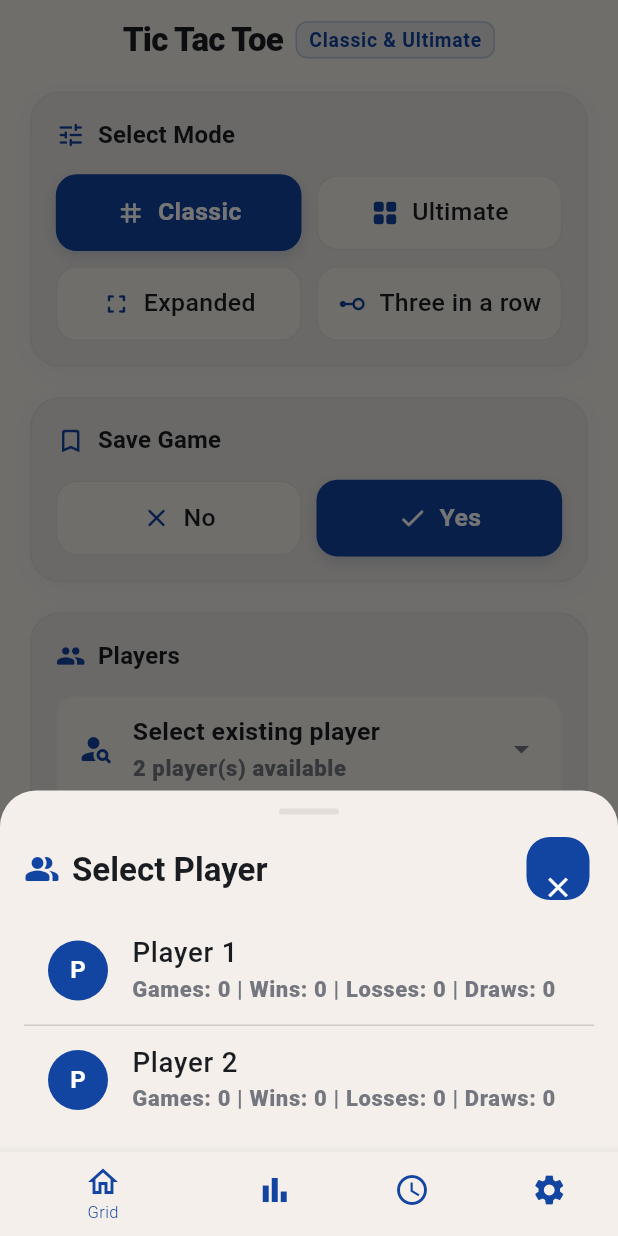
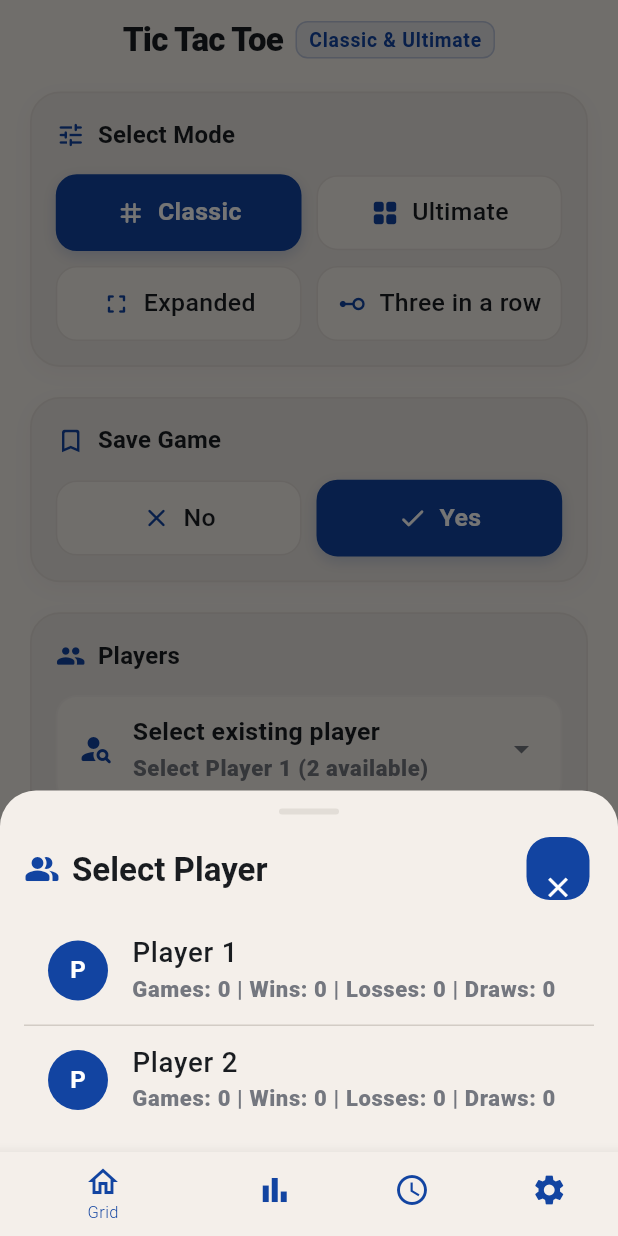
Before and after one commit to IbroximAxmadjonov/Tic-Tac-Toe-Classic-Ultimate, a Flutter app: the screen it shows after launch, after a tap on "Yes", after a tap on "Select existing player", on a phone screen of 412 x 824 dp. Run offline on Flutter 3.47's test engine with Material 3 defaults, Android fonts, the light colour scheme and no system bars; our stand-ins replace dartz, drift, drift_flutter, equatable, flutter_bloc, flutter_screenutil and 6 more; missing offline and left inert: slang; accounts and stored records are empty; generated files the repository leaves out were written again; Roboto replaces fonts that are missing (Gilroy).

Commit message:
done: select_or_create_player_widget.dart version 1, plans: fix grid_before_the_game_starts_view.dart, add save playing game, add assets for X and O, add themes

```diff
--- a/lib/presentation/widgets/main/select_or_create_player_widget.dart
+++ b/lib/presentation/widgets/main/select_or_create_player_widget.dart
@@ -33,8 +33,7 @@ class SelectOrCreatePlayerWidget extends StatelessWidget {
   /// Список существующих игроков (PlayerEntity)
   final List<PlayerEntity> players;
 
-  /// Текущий выбранный игрок из списка (если выбран)
-  // final PlayerEntity? selectedPlayer;
+  /// Множество выбранных игроков
   final Set<PlayerEntity> selectedPlayers;
 
   /// Коллбэк при выборе игрока из списка
@@ -52,20 +51,48 @@ class SelectOrCreatePlayerWidget extends StatelessWidget {
   /// Коллбэк при изменении имени игрока 2
   final ValueChanged<String>? onPlayer2NameChanged;
 
+  /// Коллбэк при очистке имени игрока 1
+  final VoidCallback? onClearPlayer1;
+
+  /// Коллбэк при очистке имени игрока 2
+  final VoidCallback? onClearPlayer2;
+
   const SelectOrCreatePlayerWidget({
     super.key,
     this.players = const [],
-    // this.selectedPlayer,
     this.selectedPlayers = const {},
     this.onPlayerSelected,
     this.player1Controller,
     this.player2Controller,
     this.onPlayer1NameChanged,
     this.onPlayer2NameChanged,
+    this.onClearPlayer1,
+    this.onClearPlayer2,
   });
 
+  bool _isPlayerAlreadySelected(PlayerEntity player) {
+    final p1Text = player1Controller?.text.trim().toLowerCase() ?? '';
+    final p2Text = player2Controller?.text.trim().toLowerCase() ?? '';
+    final targetName = player.name.trim().toLowerCase();
+
+    final matchesController =
+        (p1Text.isNotEmpty && p1Text == targetName) ||
+        (p2Text.isNotEmpty && p2Text == targetName);
+
+    final inSelectedSet = selectedPlayers.any(
+      (p) =>
+          identical(p, player) ||
+          (p.id != null && player.id != null && p.id == player.id) ||
+          p.name.trim().toLowerCase() == targetName,
+    );
+
+    return matchesController || inSelectedSet;
+  }
+
   void _showPlayersDialog(BuildContext context) {
-    if (players.isEmpty) return;
+    final isP1Filled = player1Controller?.text.trim().isNotEmpty ?? false;
+    final isP2Filled = player2Controller?.text.trim().isNotEmpty ?? false;
+    if (players.isEmpty || (isP1Filled && isP2Filled)) return;
 
     final theme = Theme.of(context);
     final colorScheme = theme.colorScheme;
@@ -123,11 +150,17 @@ class SelectOrCreatePlayerWidget extends StatelessWidget {
                     separatorBuilder: (_, _) => const Divider(height: 1),
                     itemBuilder: (context, index) {
                       final player = players[index];
+                      final isSelected = _isPlayerAlreadySelected(player);
 
                       return ListTile(
+                        enabled: !isSelected,
                         leading: CircleAvatar(
-                          backgroundColor: colorScheme.primaryContainer,
-                          foregroundColor: colorScheme.onPrimaryContainer,
+                          backgroundColor: isSelected
+                              ? colorScheme.surfaceContainerHighest
+                              : colorScheme.primaryContainer,
+                          foregroundColor: isSelected
+                              ? theme.disabledColor
+                              : colorScheme.onPrimaryContainer,
                           child: Text(
                             player.name.isNotEmpty
                                 ? player.name[0].toUpperCase()
@@ -137,25 +170,29 @@ class SelectOrCreatePlayerWidget extends StatelessWidget {
                         ),
                         title: Text(
                           player.name,
-                          style: TextStyle(fontWeight: FontWeight.w500),
+                          style: TextStyle(
+                            fontWeight: FontWeight.w500,
+                            color: isSelected ? theme.disabledColor : null,
+                          ),
                         ),
                         subtitle: Text(
-                          'Games: ${player.games} | Wins: ${player.wins} | Losses: ${player.losses} | Draws: ${player.draws}',
+                          isSelected
+                              ? 'Already selected'
+                              : 'Games: ${player.games} | Wins: ${player.wins} | Losses: ${player.losses} | Draws: ${player.draws}',
                           style: theme.textTheme.bodySmall?.copyWith(
-                            color: colorScheme.onSurfaceVariant,
+                            color: isSelected
+                                ? theme.disabledColor
+                                : colorScheme.onSurfaceVariant,
                           ),
                         ),
-                        trailing: selectedPlayers.contains(player)
+                        trailing: isSelected
                             ? Icon(Icons.check_circle, color: colorScheme.primary)
                             : null,
-                        onTap: () {
-                          if (selectedPlayers.contains(player)) return;
+                        onTap: isSelected
+                            ? null
+                            : () {
                                 Navigator.of(sheetContext).pop();
                                 onPlayerSelected?.call(player);
-                          selectedPlayers.add(player);
-
-                          // // --- BLOC INTEGRATION (TODO: connect with Bloc) ---
-                          // // context.read<PlayerBloc>().add(SelectPlayerEvent(player));
                               },
                       );
                     },
@@ -175,6 +212,30 @@ class SelectOrCreatePlayerWidget extends StatelessWidget {
     final colorScheme = theme.colorScheme;
     final hasPlayers = players.isNotEmpty;
 
+    final controllersListenable = Listenable.merge([
+      ?player1Controller,
+      ?player2Controller,
+    ]);
+
+    return AnimatedBuilder(
+      animation: controllersListenable,
+      builder: (context, _) {
+        final isP1Filled = player1Controller?.text.trim().isNotEmpty ?? false;
+        final isP2Filled = player2Controller?.text.trim().isNotEmpty ?? false;
+        final isBothPlayersFilled = isP1Filled && isP2Filled;
+        final canSelect = hasPlayers && !isBothPlayersFilled;
+
+        String subtitleText;
+        if (!hasPlayers) {
+          subtitleText = 'Player list is empty';
+        } else if (isBothPlayersFilled) {
+          subtitleText = 'Both players selected';
+        } else if (!isP1Filled) {
+          subtitleText = 'Select Player 1 (${players.length} available)';
+        } else {
+          subtitleText = 'Select Player 2 (${players.length} available)';
+        }
+
         return GridSectionCard(
           icon: Icons.group_rounded,
           title: 'Players',
@@ -183,35 +244,41 @@ class SelectOrCreatePlayerWidget extends StatelessWidget {
             children: [
               // ==================================================================
               // ЭЛЕМЕНТ 1: Выбор игрока из списка игроков (PlayerEntity).
-          // Если список пуст: цвет серый и элемент отключен.
-          // Если список не пуст: при нажатии открывается список игроков.
+              // Если список пуст или оба игрока заполнены: элемент отключен.
+              // Иначе: при нажатии открывается список игроков.
               // ==================================================================
               Material(
                 color: Colors.transparent,
                 child: InkWell(
-              onTap: hasPlayers ? () => _showPlayersDialog(context) : null,
+                  onTap: canSelect ? () => _showPlayersDialog(context) : null,
                   borderRadius: BorderRadius.circular(14),
                   child: AnimatedContainer(
                     duration: const Duration(milliseconds: 200),
                     padding: const EdgeInsets.symmetric(horizontal: 14, vertical: 12),
                     decoration: BoxDecoration(
-                  color: hasPlayers
+                      color: canSelect
                           ? colorScheme.surface
                           : colorScheme.surfaceContainerHighest.withAlpha(90),
                       borderRadius: BorderRadius.circular(14),
                       border: Border.all(
-                    color: colorScheme.outlineVariant.withAlpha(80),
+                        color: canSelect
+                            ? colorScheme.outlineVariant.withAlpha(80)
+                            : colorScheme.outlineVariant.withAlpha(40),
                         width: 1.2,
                       ),
                     ),
                     child: Row(
                       children: [
                         Icon(
-                      hasPlayers
-                          ? Icons.person_search_rounded
-                          : Icons.person_off_outlined,
+                          !hasPlayers
+                              ? Icons.person_off_outlined
+                              : isBothPlayersFilled
+                                  ? Icons.group_outlined
+                                  : Icons.person_search_rounded,
                           size: 24,
-                      color: hasPlayers ? colorScheme.primary : theme.disabledColor,
+                          color: canSelect
+                              ? colorScheme.primary
+                              : theme.disabledColor,
                         ),
                         const SizedBox(width: 12),
                         Expanded(
@@ -223,20 +290,18 @@ class SelectOrCreatePlayerWidget extends StatelessWidget {
                                 overflow: TextOverflow.ellipsis,
                                 style: theme.textTheme.bodyMedium?.copyWith(
                                   fontWeight: FontWeight.w600,
-                              color: hasPlayers
+                                  color: canSelect
                                       ? colorScheme.onSurface
                                       : theme.disabledColor,
                                 ),
                               ),
                               const SizedBox(height: 2),
                               Text(
-                            hasPlayers
-                                ? '${players.length} player(s) available'
-                                : 'Player list is empty',
+                                subtitleText,
                                 maxLines: 1,
                                 overflow: TextOverflow.ellipsis,
                                 style: theme.textTheme.bodySmall?.copyWith(
-                              color: hasPlayers
+                                  color: canSelect
                                       ? colorScheme.onSurfaceVariant
                                       : theme.disabledColor,
                                 ),
@@ -246,7 +311,7 @@ class SelectOrCreatePlayerWidget extends StatelessWidget {
                         ),
                         Icon(
                           Icons.arrow_drop_down,
-                      color: hasPlayers
+                          color: canSelect
                               ? colorScheme.onSurfaceVariant
                               : theme.disabledColor,
                         ),
@@ -264,13 +329,22 @@ class SelectOrCreatePlayerWidget extends StatelessWidget {
                 controller: player1Controller,
                 onChanged: (text) {
                   onPlayer1NameChanged?.call(text);
-              // // --- BLOC INTEGRATION (TODO: connect with Bloc) ---
-              // // context.read<PlayerBloc>().add(UpdatePlayer1NameEvent(text));
                 },
                 decoration: InputDecoration(
                   labelText: 'New Player 1 Name (X)',
                   hintText: 'Enter name for Player 1',
                   prefixIcon: Icon(Icons.person, color: colorScheme.primary),
+                  suffixIcon: (player1Controller?.text.isNotEmpty ?? false)
+                      ? IconButton(
+                          icon: const Icon(Icons.clear_rounded, size: 20),
+                          tooltip: 'Clear',
+                          onPressed: () {
+                            player1Controller?.clear();
+                            onClearPlayer1?.call();
+                            onPlayer1NameChanged?.call('');
+                          },
+                        )
+                      : null,
                   filled: true,
                   fillColor: colorScheme.surface,
                   contentPadding: const EdgeInsets.symmetric(
@@ -300,13 +374,22 @@ class SelectOrCreatePlayerWidget extends StatelessWidget {
                 controller: player2Controller,
                 onChanged: (text) {
                   onPlayer2NameChanged?.call(text);
-              // // --- BLOC INTEGRATION (TODO: connect with Bloc) ---
-              // // context.read<PlayerBloc>().add(UpdatePlayer2NameEvent(text));
                 },
                 decoration: InputDecoration(
                   labelText: 'New Player 2 Name (O)',
                   hintText: 'Enter name for Player 2',
                   prefixIcon: Icon(Icons.person_outline, color: colorScheme.secondary),
+                  suffixIcon: (player2Controller?.text.isNotEmpty ?? false)
+                      ? IconButton(
+                          icon: const Icon(Icons.clear_rounded, size: 20),
+                          tooltip: 'Clear',
+                          onPressed: () {
+                            player2Controller?.clear();
+                            onClearPlayer2?.call();
+                            onPlayer2NameChanged?.call('');
+                          },
+                        )
+                      : null,
                   filled: true,
                   fillColor: colorScheme.surface,
                   contentPadding: const EdgeInsets.symmetric(
@@ -330,5 +413,7 @@ class SelectOrCreatePlayerWidget extends StatelessWidget {
             ],
           ),
         );
+      },
+    );
   }
 }
```
Also changed, not shown: lib/presentation/pages/main/grid_before_the_game_starts_view.dart (+62 -5 lines). Lines whose indentation alone changed are shown as unchanged.
